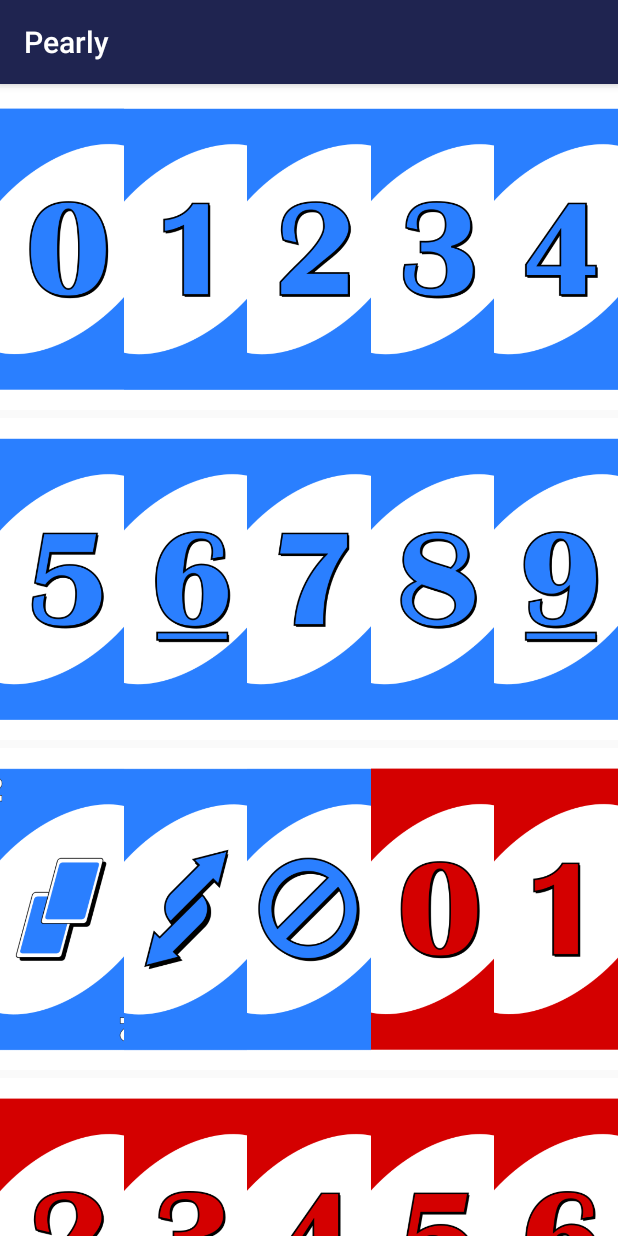
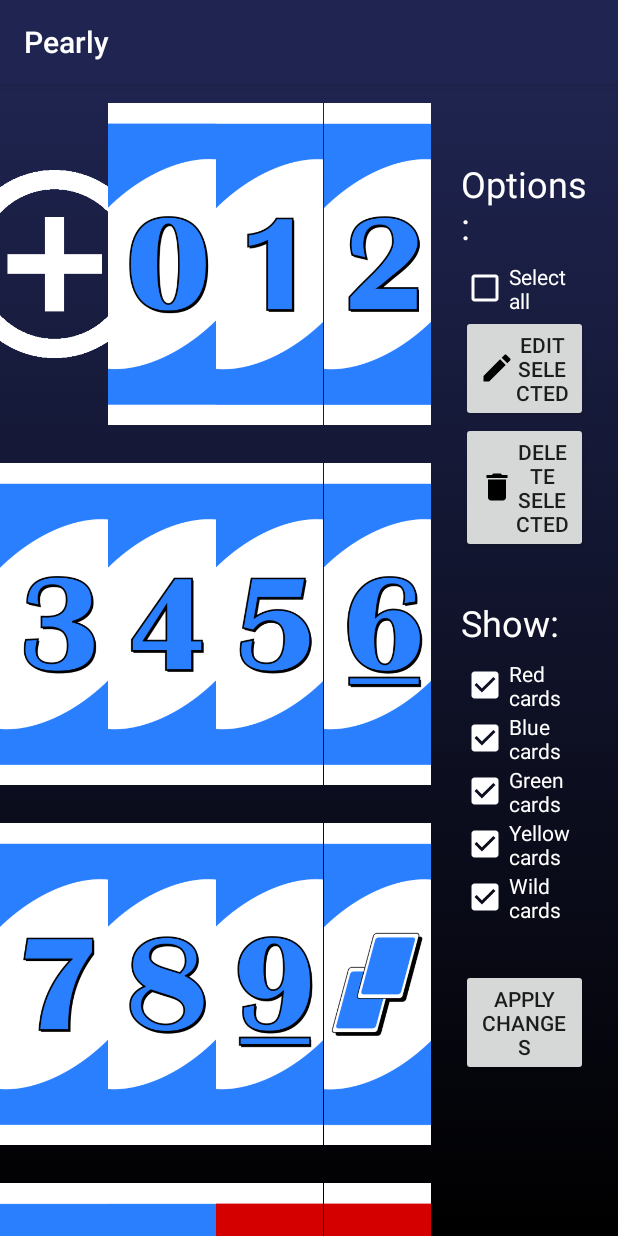
Before and after one commit to miriampunzi/Pearly, an Android app: the fragment ModificationFragment shown on its own in the app's theme, on a phone screen of 412 x 824 dp. Run offline under Robolectric (Android 15) with nearby library versions, the phone set to English and light mode, and no system bars.

Commit message:
Added options menu

```diff
--- a/app/src/main/java/es/upm/progui/pearly/UNOCardsAdapter.java
+++ b/app/src/main/java/es/upm/progui/pearly/UNOCardsAdapter.java
@@ -13,6 +13,10 @@ import java.util.ArrayList;
 public class UNOCardsAdapter extends RecyclerView.Adapter<UNOCardsAdapter.CardItemViewHolder> {
 
     private ArrayList<Card_UNO> cards = Database.UNO_CARDS;
+
+    public UNOCardsAdapter() {
+        cards.add(0, new Card_UNO(R.drawable.add_card, null, false, -1, null, null, null));
+    }
 
     @NonNull
     @Override
--- a/app/src/main/java/es/upm/progui/pearly/ui/modification/ModificationFragment.java
+++ b/app/src/main/java/es/upm/progui/pearly/ui/modification/ModificationFragment.java
@@ -27,7 +27,7 @@ public class ModificationFragment extends Fragment {
         UNOCardList.setHasFixedSize(true);
         UNOCardsAdapter adapter = new UNOCardsAdapter();
         UNOCardList.setAdapter(adapter);
-        GridLayoutManager UNOCardsLayoutManager = new GridLayoutManager(getContext(), 5);
+        GridLayoutManager UNOCardsLayoutManager = new GridLayoutManager(getContext(), 4);
         UNOCardList.setLayoutManager(UNOCardsLayoutManager);
 
         return root;
--- /dev/null
+++ b/app/src/main/res/drawable/ic_delete.xml
@@ -0,0 +1,9 @@
+<vector xmlns:android="http://schemas.android.com/apk/res/android"
+        android:width="24dp"
+        android:height="24dp"
+        android:viewportWidth="24.0"
+        android:viewportHeight="24.0">
+    <path
+        android:fillColor="#FF000000"
+        android:pathData="M6,19c0,1.1 0.9,2 2,2h8c1.1,0 2,-0.9 2,-2V7H6v12zM19,4h-3.5l-1,-1h-5l-1,1H5v2h14V4z"/>
+</vector>
--- /dev/null
+++ b/app/src/main/res/drawable/ic_edit.xml
@@ -0,0 +1,9 @@
+<vector xmlns:android="http://schemas.android.com/apk/res/android"
+        android:width="24dp"
+        android:height="24dp"
+        android:viewportWidth="24.0"
+        android:viewportHeight="24.0">
+    <path
+        android:fillColor="#FF000000"
+        android:pathData="M3,17.25V21h3.75L17.81,9.94l-3.75,-3.75L3,17.25zM20.71,7.04c0.39,-0.39 0.39,-1.02 0,-1.41l-2.34,-2.34c-0.39,-0.39 -1.02,-0.39 -1.41,0l-1.83,1.83 3.75,3.75 1.83,-1.83z"/>
+</vector>
--- a/app/src/main/res/layout/fragment_modification.xml
+++ b/app/src/main/res/layout/fragment_modification.xml
@@ -3,11 +3,129 @@
     xmlns:android="http://schemas.android.com/apk/res/android"
     android:layout_width="match_parent"
     android:layout_height="match_parent"
-    android:orientation="vertical">
+    android:background="@drawable/background"
+    android:orientation="horizontal">
 
-    <androidx.recyclerview.widget.RecyclerView
-        android:id="@+id/recyclerView_fragmentModification_cards"
-        android:layout_width="match_parent"
-        android:layout_height="wrap_content" />
+    <LinearLayout
+        android:layout_weight="60"
+        android:layout_width="wrap_content"
+        android:layout_height="match_parent">
+
+        <androidx.recyclerview.widget.RecyclerView
+            android:id="@+id/recyclerView_fragmentModification_cards"
+            android:layout_width="wrap_content"
+            android:layout_height="match_parent" />
+
+    </LinearLayout>
+
+    <LinearLayout
+        android:layout_weight="40"
+        android:padding="20sp"
+        android:layout_width="wrap_content"
+        android:layout_height="match_parent"
+        android:background="@drawable/background"
+        android:orientation="vertical">
+
+        <Space
+            android:layout_width="wrap_content"
+            android:layout_height="30sp" />
+
+        <TextView
+            android:layout_width="match_parent"
+            android:layout_height="wrap_content"
+            android:textColor="@color/textLight"
+            android:textSize="@dimen/page_title"
+            android:layout_marginBottom="8sp"
+            android:text="@string/fragment_modification_options"
+            />
+
+        <CheckBox
+            android:layout_width="match_parent"
+            android:layout_height="wrap_content"
+            android:textColor="@color/textLight"
+            android:buttonTint="@color/iconLight"
+            android:text="@string/menu_modification_selectAll"
+            />
+
+        <Button
+            android:layout_width="wrap_content"
+            android:layout_height="wrap_content"
+            android:drawableLeft="@drawable/ic_edit"
+            android:text="@string/fragment_modification_editSelected" />
+
+        <Button
+            android:layout_width="wrap_content"
+            android:layout_height="wrap_content"
+            android:drawableLeft="@drawable/ic_delete"
+            android:text="@string/fragment_modification_deleteSelected" />
+
+        <Space
+            android:layout_width="wrap_content"
+            android:layout_height="30sp" />
+
+        <TextView
+            android:layout_width="match_parent"
+            android:layout_height="wrap_content"
+            android:layout_marginBottom="8sp"
+            android:textColor="@color/textLight"
+            android:textSize="@dimen/page_title"
+            android:text="@string/fragment_modification_deleteSelected_modification_show"
+            />
+
+        <CheckBox
+            android:layout_width="match_parent"
+            android:layout_height="wrap_content"
+            android:textColor="@color/textLight"
+            android:buttonTint="@color/iconLight"
+            android:text="@string/fragment_modification_redCards"
+            android:checked="true"
+            />
+
+        <CheckBox
+            android:layout_width="match_parent"
+            android:layout_height="wrap_content"
+            android:textColor="@color/textLight"
+            android:buttonTint="@color/iconLight"
+            android:text="@string/fragment_modification_blueCards"
+            android:checked="true"
+            />
+
+        <CheckBox
+            android:layout_width="match_parent"
+            android:layout_height="wrap_content"
+            android:textColor="@color/textLight"
+            android:buttonTint="@color/iconLight"
+            android:text="@string/fragment_modification_greenCards"
+            android:checked="true"
+            />
+
+        <CheckBox
+            android:layout_width="match_parent"
+            android:layout_height="wrap_content"
+            android:textColor="@color/textLight"
+            android:buttonTint="@color/iconLight"
+            android:text="@string/fragment_modification_yellowCards"
+            android:checked="true"
+            />
+
+        <CheckBox
+            android:layout_width="match_parent"
+            android:layout_height="wrap_content"
+            android:textColor="@color/textLight"
+            android:buttonTint="@color/iconLight"
+            android:text="@string/fragment_modification_wildCards"
+            android:checked="true"
+            />
+
+        <Space
+            android:layout_width="wrap_content"
+            android:layout_height="30sp" />
+
+        <Button
+            android:layout_width="wrap_content"
+            android:layout_height="wrap_content"
+            android:text="@string/fragment_modification_applyChanges" />
+
+    </LinearLayout>
 
 </LinearLayout>
--- a/app/src/main/res/layout/item_uno_card.xml
+++ b/app/src/main/res/layout/item_uno_card.xml
@@ -9,6 +9,7 @@
         android:id="@+id/imageView_item_card_card"
         android:layout_width="150sp"
         android:layout_height="220sp"
+        android:layout_margin="10sp"
         android:src="@drawable/uno_card_blue0"
         app:layout_constraintBottom_toBottomOf="parent"
         app:layout_constraintEnd_toEndOf="parent"
--- a/app/src/main/res/values/strings.xml
+++ b/app/src/main/res/values/strings.xml
@@ -27,5 +27,16 @@
     <string name="menu_create_game">Create Game</string>
     <string name="menu_join_game">Join game</string>
     <string name="menu_settings">Settings</string>
+    <string name="menu_modification_selectAll">Select all</string>
+    <string name="fragment_modification_deleteSelected_modification_show">Show:</string>
+    <string name="fragment_modification_redCards">Red cards</string>
+    <string name="fragment_modification_blueCards">Blue cards</string>
+    <string name="fragment_modification_greenCards">Green cards</string>
+    <string name="fragment_modification_yellowCards">Yellow cards</string>
+    <string name="fragment_modification_wildCards">Wild cards</string>
+    <string name="fragment_modification_deleteSelected">Delete selected</string>
+    <string name="fragment_modification_applyChanges">Apply changes</string>
+    <string name="fragment_modification_options">Options:</string>
+    <string name="fragment_modification_editSelected">Edit selected</string>
 
 </resources>
```
Also changed, not shown: app/src/main/res/drawable/add_card.png (added).
